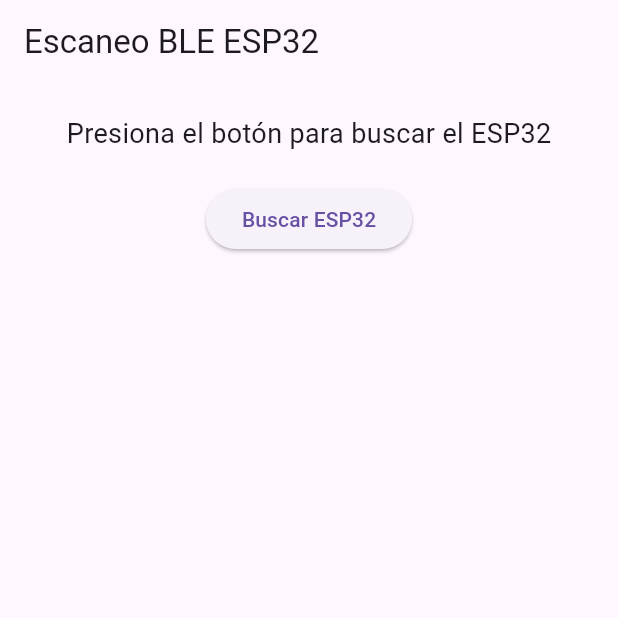
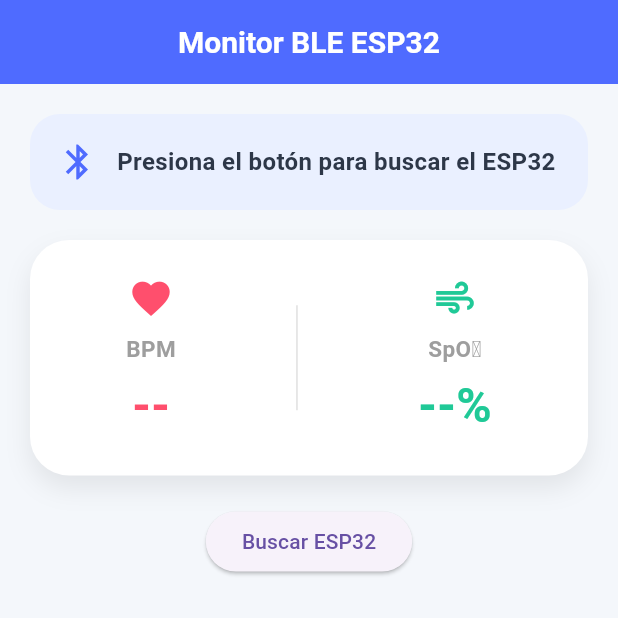
Before and after one commit to Mafer2805/Application-in-process, a Flutter app: the screen it shows after launch, on a phone screen of 412 x 824 dp, the top half of it. Run offline on Flutter 3.47's test engine with Material 3 defaults, Android fonts, the phone set to English and light mode, and no system bars; our stand-ins replace flutter_blue_plus, permission_handler.

Commit message:
Diseño Visual

```diff
--- a/lib/main.dart
+++ b/lib/main.dart
@@ -34,6 +34,9 @@
 class _BluetoothScanPageState extends State<BluetoothScanPage> {
   String estado = "Presiona el botón para buscar el ESP32";
   List<ScanResult> dispositivosEncontrados = [];
+
+  String bpm = "--";
+  String spo2 = "--";
 
   Future<void> pedirPermisos() async {
     await Permission.bluetoothScan.request();
@@ -106,14 +109,18 @@
               List<String> partes = data.split(",");
 
               if (partes.length == 2) {
-                String bpm = partes[0];
-                String spo2 = partes[1];
+                String bpmRecibido = partes[0];
+                String spo2Recibido = partes[1];
 
-                print("BPM: $bpm");
-                print("SpO2: $spo2");
+                print("BPM: $bpmRecibido");
+                print("SpO2: $spo2Recibido");
 
                 setState(() {
-                  estado = "BPM: $bpm | SpO2: $spo2%";
+                  bpm= bpmRecibido;
+                  spo2 = spo2Recibido;
+
+
+                  estado = "Datos recibidos correctamente";
                 });
               }
             });
@@ -126,16 +133,134 @@
   @override
   Widget build(BuildContext context) {
     return Scaffold(
+      backgroundColor: const Color(0xFFF4F7FB),
       appBar: AppBar(
-        title: const Text("Escaneo BLE ESP32"),
+        title: const Text("Monitor BLE ESP32",
+        style: TextStyle(
+          fontWeight: FontWeight.bold,
+          fontSize: 20,
+        )
       ),
-      body: Padding(
+      centerTitle: true,
+      backgroundColor: const Color(0xFF4F6BFF),
+      foregroundColor: Colors.white,
+      elevation: 0,
+    ),
+    body: Padding(
+
         padding: const EdgeInsets.all(20),
         child: Column(
           children: [
-            Text(
-              estado,
-              style: const TextStyle(fontSize: 18),
+            Container(
+              width: double.infinity,
+              padding: const EdgeInsets.all(18),
+              decoration: BoxDecoration(
+                color: const Color(0xFFEAF0FF),
+                borderRadius: BorderRadius.circular(20),
+            ),
+            child: Row(
+              children: [
+                const Icon(
+                  Icons.bluetooth,
+                  color: Color(0xFF4F6BFF),
+                  size: 28,
+                ),
+                const SizedBox(width: 12),
+                Expanded(
+                  child: Text(
+                    estado,
+                    style: const TextStyle(
+                      fontSize: 16,
+                      fontWeight: FontWeight.w600,
+                      color: Color(0xFF2D3748),
+                    ),
+                  ),
+                ),
+              ]
+            ),
+            ),
+            const SizedBox(height: 20),
+
+
+            Container(
+              padding: const EdgeInsets.all(24),
+              decoration: BoxDecoration(
+                color: Colors.white,
+                borderRadius: BorderRadius.circular(26),
+                boxShadow: [
+                  BoxShadow(
+                    color: Colors.black.withOpacity(0.08),
+                    blurRadius: 14,
+                    offset: const Offset(0, 8),
+                  ),
+                  ],
+              ),
+              child: Row(
+                mainAxisAlignment: MainAxisAlignment.spaceAround,
+                children: [
+                  Column(
+                    children: [
+                      const Icon(
+                        Icons.favorite,
+                        color:Color(0xFFFF4F6D),
+                         size:30,
+                      ),
+                      const SizedBox(height: 8),
+                      const Text(
+                        "BPM",
+                        style: TextStyle(
+                          fontSize: 15,
+                          color: Colors.grey,
+                          fontWeight: FontWeight.w600,
+                        ),
+                      ),
+                      const SizedBox(height: 4),
+                      Text(
+                        bpm,
+                        style: const TextStyle(
+                          fontSize: 32,
+                          fontWeight: FontWeight.bold,
+                          color: Color(0xFFFF4F6D),
+                        ),
+                      ),
+                      ]
+                  ),
+
+                  Container(
+                    height: 70,
+                    width: 1,
+                    color: Colors.grey.shade300,
+                  ),
+
+                  Column(
+                    children: [
+                      const Icon(
+                        Icons.air,
+                        color: Color(0xFF20C997),
+                        size: 30,
+                      ),
+                      const SizedBox(height: 8),
+                      const Text(
+                        "SpO₂",
+                        style: TextStyle(
+                          fontSize: 15,
+                          color: Colors.grey,
+                          fontWeight: FontWeight.w600,
+                        ),
+                      ),
+                      const SizedBox(height: 4),
+                      Text(
+                        "$spo2%",
+                        style: const TextStyle(
+                          fontSize: 32,
+                          fontWeight: FontWeight.bold,
+                          color: Color(0xFF20C997)
+                        ),
+                      ),
+                    ],
+                  ),
+                ],
+              ),
             ),
 
             const SizedBox(height: 20),
```
